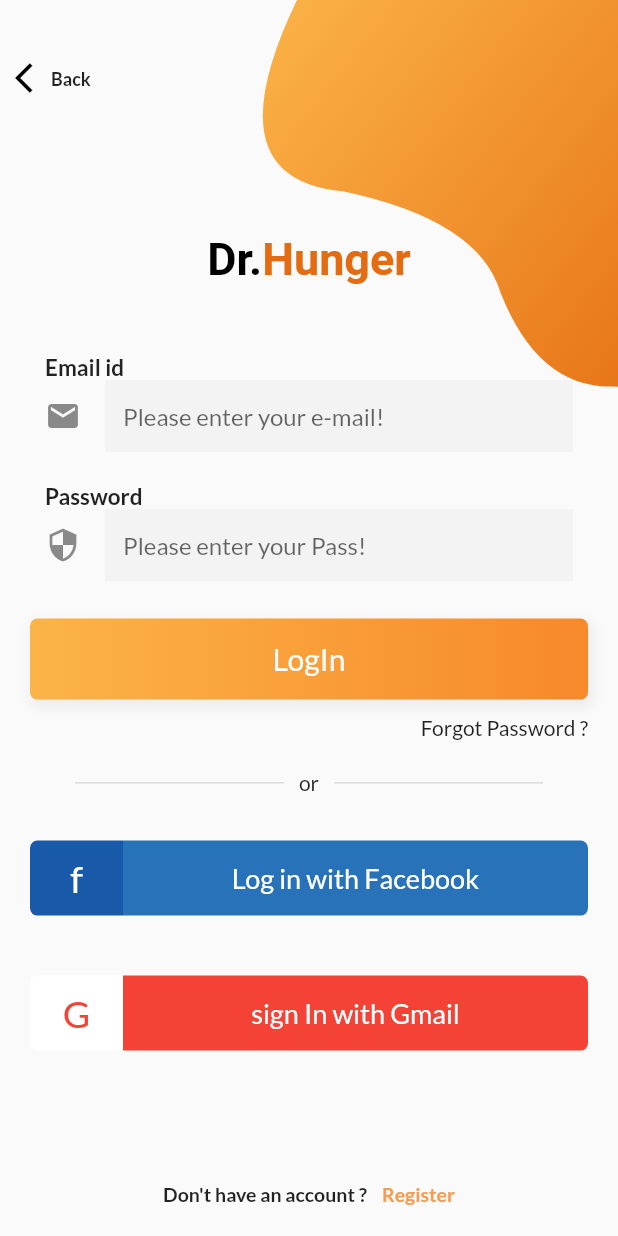
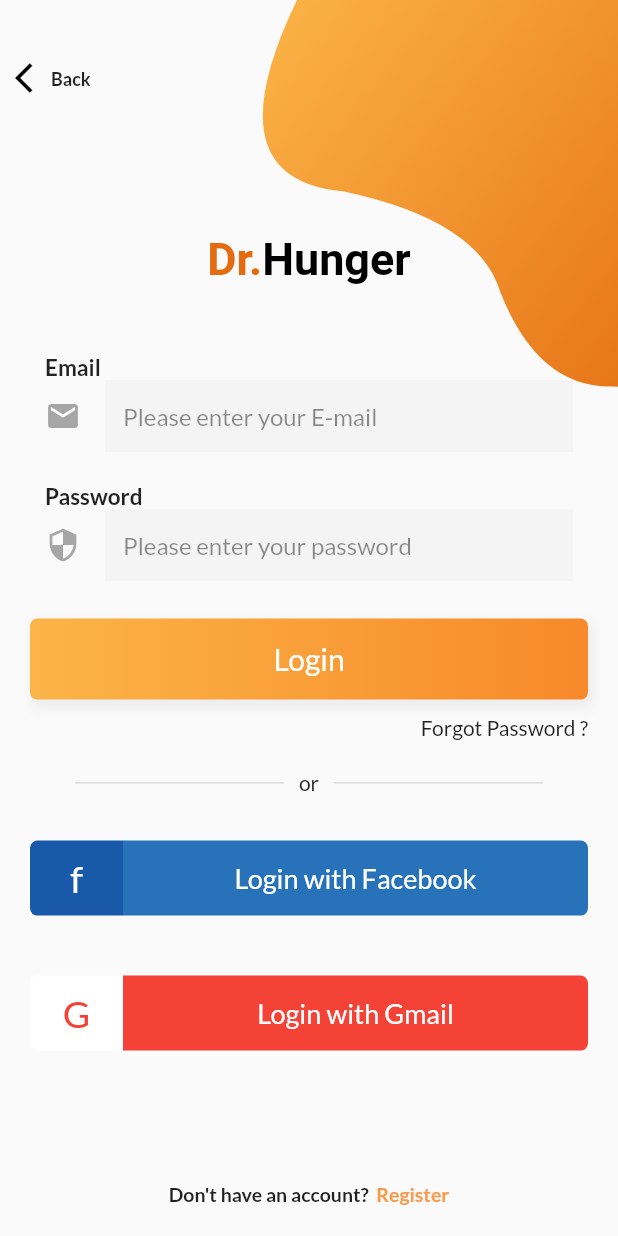
Before and after one commit to ElsaiedSamaka/work_spacee, a Flutter app: the screen it shows after launch, after a tap on "Login", on a phone screen of 412 x 824 dp. Run offline on Flutter 3.47's test engine with Material 2 defaults, Android fonts, the phone set to English and light mode, and no system bars; our stand-ins replace font_awesome_flutter, google_fonts, shimmer.

Commit message:
small refinments

```diff
--- a/lib/main.dart
+++ b/lib/main.dart
@@ -1,13 +1,7 @@
 import 'package:flutter/material.dart';
-import 'package:flutter/services.dart';
 import 'package:google_fonts/google_fonts.dart';
-import 'package:work_space/bmi_part/screens/input_page.dart';
 
-import 'package:work_space/src/pages/splach_screen.dart';
 import 'package:work_space/src/pages/welcome_screen.dart';
-
-import 'diet_plan_part/screens/diet_generator_screen.dart';
-import 'diet_plan_part/screens/welcome_screen.dart';
 
 void main() {
   // SystemChrome.setSystemUIOverlayStyle(SystemUiOverlayStyle(
@@ -29,13 +23,12 @@ class MyApp extends StatelessWidget {
     final textTheme = Theme.of(context).textTheme;
     return MaterialApp(
         debugShowCheckedModeBanner: false,
-
         title: 'Flutter ',
         theme: ThemeData(
             primarySwatch: Colors.blue,
             primaryColor: Color(0xffe46b10),
             textTheme: GoogleFonts.latoTextTheme(textTheme).copyWith(
-              body1: GoogleFonts.montserrat(textStyle: textTheme.body1),
+              bodyText1: GoogleFonts.montserrat(textStyle: textTheme.bodyText1),
             )),
         home: WelcomePage());
   }
--- a/lib/src/pages/login_page.dart
+++ b/lib/src/pages/login_page.dart
@@ -41,18 +41,18 @@ class _LoginPageState extends State<LoginPage> {
       text: TextSpan(
           text: "Dr.",
           style: GoogleFonts.portLligatSans(
-            textStyle: Theme.of(context).textTheme.display1,
+            textStyle: Theme.of(context).textTheme.headline4,
             fontSize: 30,
-            color: Colors.black,
+            color: Color(0xffe46b10),
             fontWeight: FontWeight.w700,
           ),
           children: <TextSpan>[
             TextSpan(
                 text: "Hunger",
                 style: GoogleFonts.portLligatSans(
-                  textStyle: Theme.of(context).textTheme.display1,
+                  textStyle: Theme.of(context).textTheme.headline4,
                   fontSize: 30,
-                  color: Color(0xffe46b10),
+                  color: Colors.black,
                   fontWeight: FontWeight.w700,
                 ))
           ]),
@@ -73,7 +73,9 @@ class _LoginPageState extends State<LoginPage> {
             title,
             style: TextStyle(fontSize: 15, fontWeight: FontWeight.bold),
           ),
-          TextField(
+          Opacity(
+            opacity: 0.75,
+            child: TextField(
               obscureText: isPassword,
               decoration: InputDecoration(
                 hintText: hintText,
@@ -81,6 +83,7 @@ class _LoginPageState extends State<LoginPage> {
                 icon: icon,
                 fillColor: Color(0xfff3f3f4),
                 filled: true,
+              ),
             ),
           )
         ],
@@ -90,7 +93,7 @@ class _LoginPageState extends State<LoginPage> {
 
   Widget _submitButton() {
     return InkWell(
-      onTap: null,
+      onTap: () {},
       child: Container(
         width: MediaQuery.of(context).size.width,
         padding: EdgeInsets.symmetric(vertical: 15),
@@ -113,7 +116,7 @@ class _LoginPageState extends State<LoginPage> {
               colors: <Color>[Color(0xfffbb448), Color(0xfff7892b)]),
         ),
         child: Text(
-          "LogIn",
+          "Login",
           style: TextStyle(fontSize: 20, color: Colors.white),
         ),
       ),
@@ -124,13 +127,13 @@ class _LoginPageState extends State<LoginPage> {
     return Column(
       children: <Widget>[
         _entryField(
-            title: "Email id",
-            hintText: "Please enter your e-mail!",
+            title: "Email",
+            hintText: "Please enter your E-mail",
             icon: Icon(Icons.email)),
         _entryField(
             title: "Password",
             isPassword: true,
-            hintText: "Please enter your Pass!",
+            hintText: "Please enter your password",
             icon: Icon(Icons.security)),
       ],
     );
@@ -205,7 +208,7 @@ class _LoginPageState extends State<LoginPage> {
                     topRight: Radius.circular(5)),
               ),
               alignment: Alignment.center,
-              child: Text('Log in with Facebook',
+              child: Text('Login with Facebook',
                   style: TextStyle(
                       color: Colors.white,
                       fontSize: 18,
@@ -253,7 +256,7 @@ class _LoginPageState extends State<LoginPage> {
                     topRight: Radius.circular(5)),
               ),
               alignment: Alignment.center,
-              child: Text('sign In with Gmail',
+              child: Text('Login with Gmail',
                   style: TextStyle(
                       color: Colors.white,
                       fontSize: 18,
@@ -273,11 +276,11 @@ class _LoginPageState extends State<LoginPage> {
         mainAxisAlignment: MainAxisAlignment.center,
         children: <Widget>[
           Text(
-            'Don\'t have an account ?',
+            'Don\'t have an account?',
             style: TextStyle(fontSize: 13, fontWeight: FontWeight.w600),
           ),
           SizedBox(
-            width: 10,
+            width: 5,
           ),
           InkWell(
             onTap: () {
@@ -305,6 +308,10 @@ class _LoginPageState extends State<LoginPage> {
       height: MediaQuery.of(context).size.height,
       child: Stack(
         children: <Widget>[
+          Positioned(
+              top: -MediaQuery.of(context).size.height * .15,
+              right: -MediaQuery.of(context).size.width * .4,
+              child: BezierContainer()),
           Container(
             padding: EdgeInsets.symmetric(horizontal: 20),
             child: Column(
@@ -346,10 +353,6 @@ class _LoginPageState extends State<LoginPage> {
             child: _createAccountLabel(),
           ),
           Positioned(top: 40, left: 0, child: _backButton()),
-          Positioned(
-              top: -MediaQuery.of(context).size.height * .15,
-              right: -MediaQuery.of(context).size.width * .4,
-              child: BezierContainer())
         ],
       ),
     )));
--- a/lib/src/pages/welcome_screen.dart
+++ b/lib/src/pages/welcome_screen.dart
@@ -26,7 +26,7 @@ class _WelcomePageState extends State<WelcomePage> {
         alignment: Alignment.center,
         decoration: BoxDecoration(
             color: Colors.white,
-            borderRadius: BorderRadius.all(Radius.circular(5)),
+            borderRadius: BorderRadius.all(Radius.circular(10)),
             boxShadow: <BoxShadow>[
               BoxShadow(
                 color: Color(0xffdf8e33).withAlpha(100),
@@ -61,7 +61,7 @@ class _WelcomePageState extends State<WelcomePage> {
         padding: EdgeInsets.symmetric(vertical: 13),
         alignment: Alignment.center,
         decoration: BoxDecoration(
-          borderRadius: BorderRadius.all(Radius.circular(5)),
+          borderRadius: BorderRadius.all(Radius.circular(10)),
           border: Border.all(color: Colors.white, width: 2),
         ),
         child: Text(
@@ -78,7 +78,7 @@ class _WelcomePageState extends State<WelcomePage> {
       text: TextSpan(
           text: "Dr.",
           style: GoogleFonts.portLligatSans(
-            textStyle: Theme.of(context).textTheme.display1,
+            textStyle: Theme.of(context).textTheme.headline4,
             fontSize: 30,
             fontWeight: FontWeight.w700,
             color: Colors.black,
@@ -94,8 +94,8 @@ class _WelcomePageState extends State<WelcomePage> {
 
   Widget _extraTitle() {
     return Text(
-      "Ai Meal & recipe Planner",
-      style: TextStyle(color: Colors.black54, fontSize: 16),
+      "AI Meal & recipe Planner",
+      style: TextStyle(color: Colors.white, fontSize: 18),
     );
   }
 
@@ -114,6 +114,9 @@ class _WelcomePageState extends State<WelcomePage> {
             mainAxisAlignment: MainAxisAlignment.center,
             children: <Widget>[
               _title(),
+              SizedBox(
+                height: 7,
+              ),
               _extraTitle(),
               SizedBox(
                 height: 80,
--- a/lib/src/widgets/customClipper.dart
+++ b/lib/src/widgets/customClipper.dart
@@ -38,7 +38,7 @@ class ClipPainter extends CustomClipper<Path> {
 
   @override
   bool shouldReclip(CustomClipper<Path> oldClipper) {
-    // TODO: implement shouldReclip
+    // todo : implement shouldReclip
     return true;
   }
 }
```
Also changed, not shown: lib/src/pages/signup_page.dart (+12 -12 lines), lib/src/pages/splash_screen.dart (renamed from lib/src/pages/splach_screen.dart, +4 -4 lines). Lines whose indentation alone changed are shown as unchanged.
